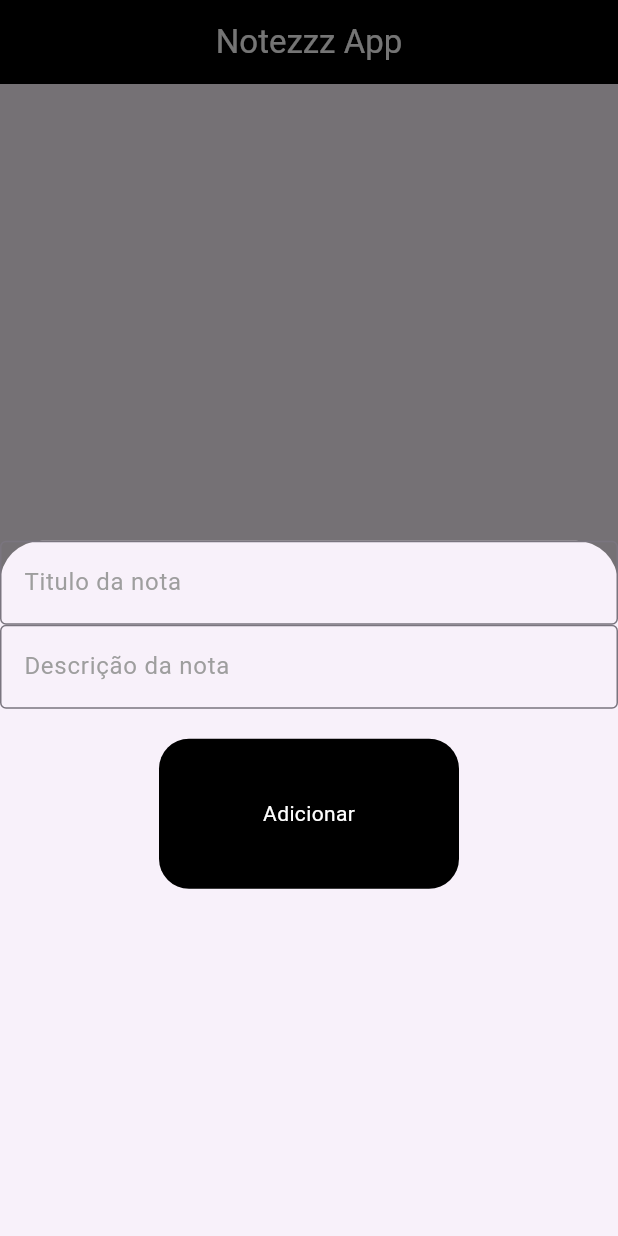
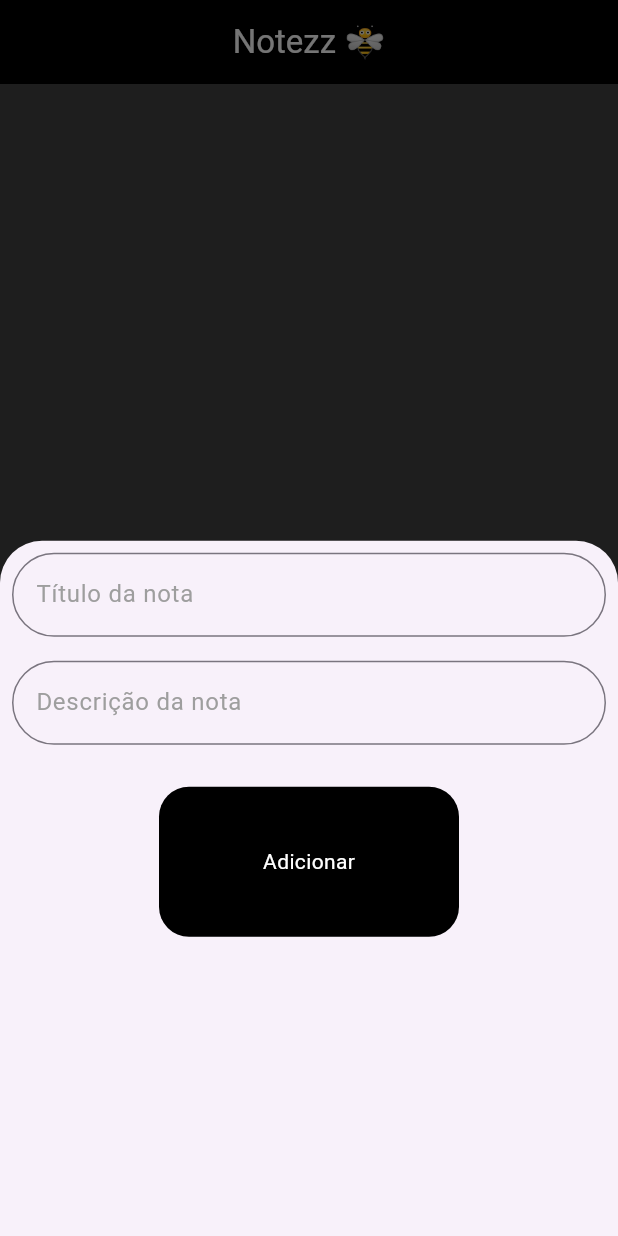
Before and after one commit to kauantorrisi/Notezz, a Flutter app: the screen it shows after launch, after a tap on the "add" icon, on a phone screen of 412 x 824 dp. Run offline on Flutter 3.47's test engine with Material 2 defaults, Android fonts, the phone set to English and light mode, and no system bars; our stand-ins replace google_fonts, hive, hive_flutter; accounts and stored records are empty.

Commit message:
mudando a fonte e melhorando a aparencia

```diff
--- a/lib/main.dart
+++ b/lib/main.dart
@@ -1,9 +1,10 @@
 import 'package:flutter/material.dart';
+import 'package:google_fonts/google_fonts.dart';
 
 import 'package:hive_flutter/hive_flutter.dart';
 
-import 'package:hive_crud/boxes.dart';
-import 'package:hive_crud/note.dart';
+import 'package:hive_crud/db/boxes.dart';
+import 'package:hive_crud/models/note.dart';
 
 import 'pages/all_notes_page.dart';
 
@@ -25,6 +26,7 @@ class MyApp extends StatelessWidget {
       theme: ThemeData(
         colorScheme: ColorScheme.fromSeed(seedColor: Colors.deepPurple),
         useMaterial3: true,
+        textTheme: GoogleFonts.aBeeZeeTextTheme(),
       ),
       home: AllNotesPage(boxNotes: boxNotes),
     );
--- a/lib/pages/all_notes_page.dart
+++ b/lib/pages/all_notes_page.dart
@@ -2,8 +2,9 @@ import 'package:flutter/material.dart';
 
 import 'package:hive/hive.dart';
 
-import 'package:hive_crud/boxes.dart';
-import 'package:hive_crud/note.dart';
+import 'package:hive_crud/db/boxes.dart';
+import 'package:hive_crud/models/note.dart';
+import 'package:hive_crud/widgets/textformfield_widget.dart';
 
 class AllNotesPage extends StatefulWidget {
   const AllNotesPage({super.key, required this.boxNotes});
@@ -24,12 +25,13 @@ class _AllNotesPageState extends State<AllNotesPage> {
     return Scaffold(
       appBar: AppBar(
         title: const Text(
-          'Notezzz App',
+          'Notezz 🐝',
           style: TextStyle(color: Colors.white),
         ),
         centerTitle: true,
         backgroundColor: Colors.black,
       ),
+      backgroundColor: Colors.grey[800],
       body: GridView.builder(
           itemCount: boxNotes.length,
           gridDelegate: const SliverGridDelegateWithFixedCrossAxisCount(
@@ -46,14 +48,13 @@ class _AllNotesPageState extends State<AllNotesPage> {
                   margin: const EdgeInsets.all(10),
                   decoration: BoxDecoration(
                     borderRadius: BorderRadius.circular(20),
+                    border: Border.all(color: Colors.black, strokeAlign: 1),
                     color: Colors.yellow,
                   ),
                   child: Column(
                     children: [
                       Center(child: Text(note.title)),
-                      const Divider(
-                        color: Colors.black,
-                      ),
+                      const Divider(color: Colors.black),
                       Center(child: Text(note.description)),
                     ],
                   ),
@@ -70,25 +71,13 @@ class _AllNotesPageState extends State<AllNotesPage> {
                               context: context,
                               builder: (ctx) => Column(
                                 children: [
-                                  TextFormField(
+                                  TextFormFieldWidget(
                                     controller: titleController,
-                                    keyboardType: TextInputType.text,
-                                    decoration: InputDecoration(
-                                      border: const OutlineInputBorder(),
-                                      hintText: note.title,
-                                      hintStyle:
-                                          const TextStyle(color: Colors.grey),
-                                    ),
+                                    hintText: note.title,
                                   ),
-                                  TextFormField(
+                                  TextFormFieldWidget(
                                     controller: descriptionController,
-                                    keyboardType: TextInputType.text,
-                                    decoration: InputDecoration(
-                                      border: const OutlineInputBorder(),
-                                      hintText: note.description,
-                                      hintStyle:
-                                          const TextStyle(color: Colors.grey),
-                                    ),
+                                    hintText: note.description,
                                   ),
                                   Padding(
                                     padding: const EdgeInsets.all(20.0),
@@ -132,14 +121,15 @@ class _AllNotesPageState extends State<AllNotesPage> {
                                         });
                                       },
                                     ),
-                                  )
+                                  ),
                                 ],
                               ),
                             ),
                           );
                         },
-                        icon: const Icon(Icons.edit),
+                        icon: const Icon(Icons.edit, color: Colors.black),
                       ),
+                      const Spacer(),
                       IconButton(
                         onPressed: () {
                           setState(() {
@@ -162,23 +152,13 @@ class _AllNotesPageState extends State<AllNotesPage> {
           context: context,
           builder: (ctx) => Column(
             children: [
-              TextFormField(
+              TextFormFieldWidget(
                 controller: titleController,
-                keyboardType: TextInputType.text,
-                decoration: const InputDecoration(
-                  border: OutlineInputBorder(),
-                  hintText: 'Titulo da nota',
-                  hintStyle: TextStyle(color: Colors.grey),
-                ),
+                hintText: 'Título da nota',
               ),
-              TextFormField(
+              TextFormFieldWidget(
                 controller: descriptionController,
-                keyboardType: TextInputType.text,
-                decoration: const InputDecoration(
-                  border: OutlineInputBorder(),
-                  hintText: 'Descrição da nota',
-                  hintStyle: TextStyle(color: Colors.grey),
-                ),
+                hintText: 'Descrição da nota',
               ),
               Padding(
                 padding: const EdgeInsets.all(20.0),
--- /dev/null
+++ b/lib/widgets/textformfield_widget.dart
@@ -0,0 +1,25 @@
+import 'package:flutter/material.dart';
+
+class TextFormFieldWidget extends StatelessWidget {
+  const TextFormFieldWidget(
+      {super.key, required this.controller, required this.hintText});
+
+  final TextEditingController controller;
+  final String hintText;
+
+  @override
+  Widget build(BuildContext context) {
+    return Padding(
+      padding: const EdgeInsets.all(8.0),
+      child: TextFormField(
+        controller: controller,
+        keyboardType: TextInputType.text,
+        decoration: InputDecoration(
+          border: OutlineInputBorder(borderRadius: BorderRadius.circular(50)),
+          hintText: hintText,
+          hintStyle: const TextStyle(color: Colors.grey),
+        ),
+      ),
+    );
+  }
+}
--- a/pubspec.yaml
+++ b/pubspec.yaml
@@ -32,6 +32,7 @@ dependencies:
     sdk: flutter
   hive:
   hive_flutter:
+  google_fonts: ^6.1.0
 
   # The following adds the Cupertino Icons font to your application.
   # Use with the CupertinoIcons class for iOS style icons.
```
Also changed, not shown: lib/db/boxes.dart (renamed from lib/boxes.dart), lib/models/note.dart (renamed from lib/note.dart), lib/models/note.g.dart (renamed from lib/note.g.dart), pubspec.lock.
